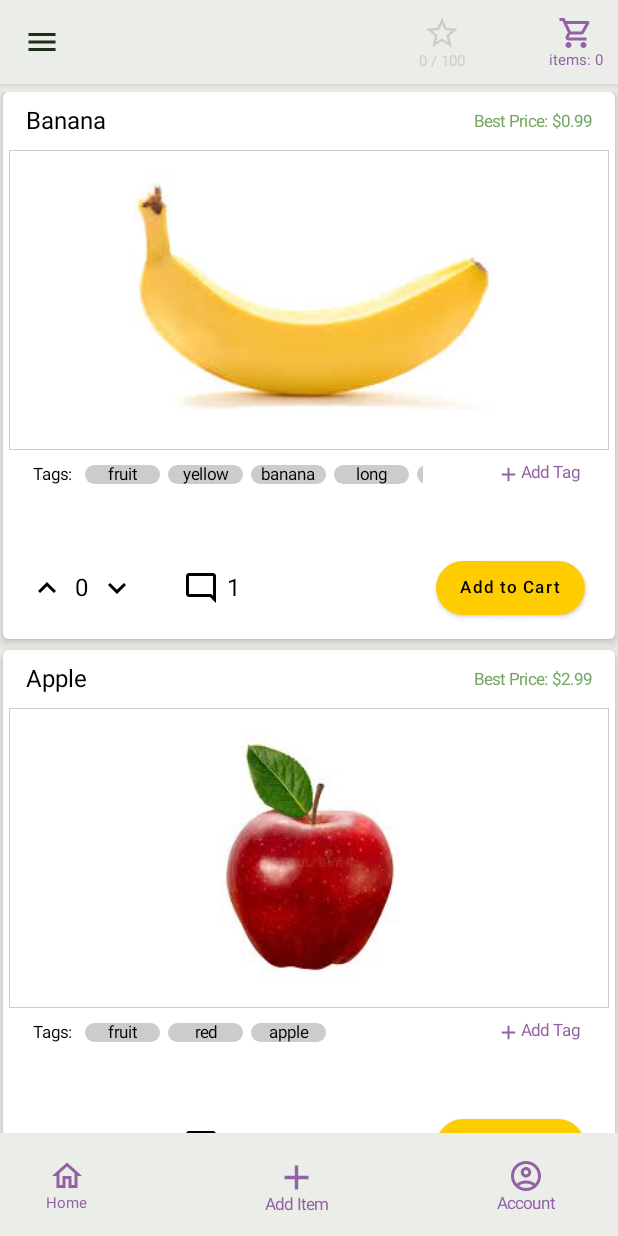
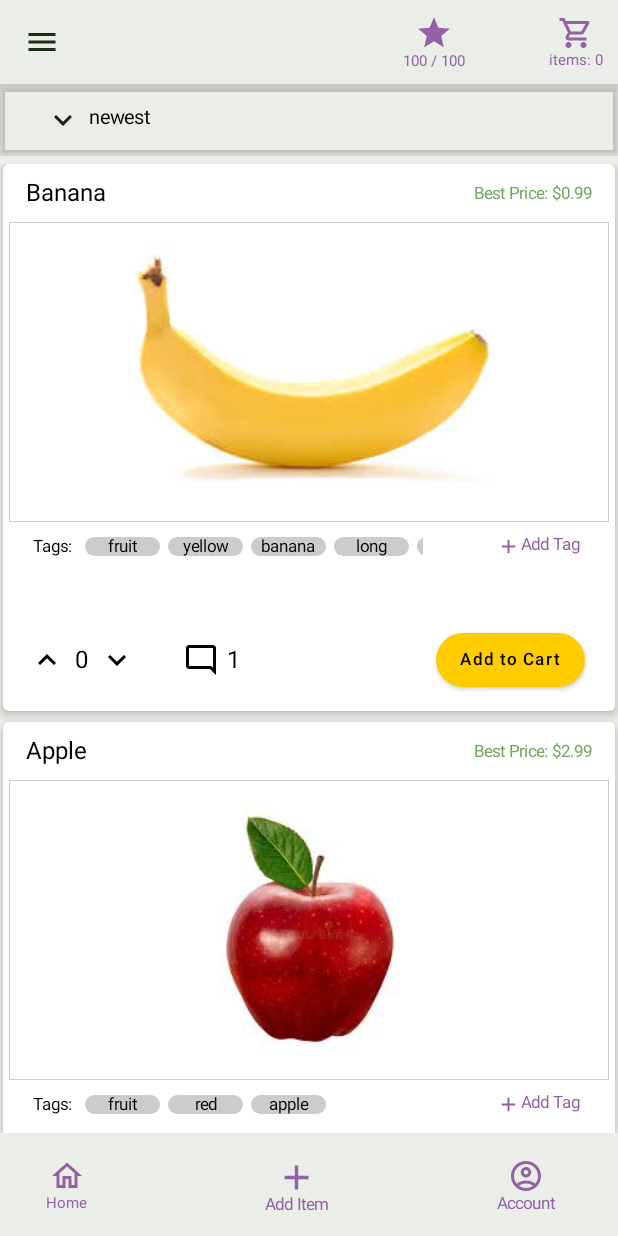
Before and after one commit to warmerhammer/crowdSourcedShoppingApp, an Android app built with Jetpack Compose: the screen it shows after launch (MainActivity), on a phone screen of 412 x 824 dp. Run offline under Robolectric (Android 15) with nearby library versions, the light colour scheme and no system bars; our stand-ins replace Dagger/Hilt's generated code.

Commit message:
Added ability to filter posts and master shopper points

```diff
--- a/app/src/main/java/com/warmerhammer/crowdsourceshoppingapp/MainActivity.kt
+++ b/app/src/main/java/com/warmerhammer/crowdsourceshoppingapp/MainActivity.kt
@@ -102,7 +102,7 @@ fun App(
                     selected = false,
                     onClick = {
                         viewModel.setCurrentPage("accountscreen")
-                        navController.navigate("${AccountScreen.route}/0")
+                        navController.navigate(AccountScreen.route)
                         scope.launch {
                             drawerState.close()
                         }
--- a/app/src/main/java/com/warmerhammer/crowdsourceshoppingapp/MainActivityViewModel.kt
+++ b/app/src/main/java/com/warmerhammer/crowdsourceshoppingapp/MainActivityViewModel.kt
@@ -1,47 +1,67 @@
 package com.warmerhammer.crowdsourceshoppingapp
 
 
-import android.util.Log
 import androidx.lifecycle.ViewModel
+import com.warmerhammer.crowdsourceshoppingapp.data.Account
 import com.warmerhammer.crowdsourceshoppingapp.data.Comment
 import com.warmerhammer.crowdsourceshoppingapp.data.GroceryItem
 import dagger.hilt.android.lifecycle.HiltViewModel
 import kotlinx.coroutines.flow.MutableStateFlow
 import kotlinx.coroutines.flow.StateFlow
-import kotlinx.coroutines.flow.asStateFlow
 import javax.inject.Inject
 
 @HiltViewModel
 class MainActivityViewModel @Inject constructor() : ViewModel() {
+    private val _account = MutableStateFlow(accounts[0])
+    val account: StateFlow<Account> = _account
+
+    val _masterShopperPoints = MutableStateFlow(account.value.points)
+    val masterShopperPoints: StateFlow<Int> = _masterShopperPoints
+
     private val _currentpage = MutableStateFlow("homescreen")
-    val currentpage: StateFlow<String> = _currentpage.asStateFlow()
+    val currentpage: StateFlow<String> = _currentpage
     fun setCurrentPage(destination: String) {
         _currentpage.value = destination
     }
 
-    private val _currentPoints = MutableStateFlow(0)
-    val currentPoints: StateFlow<Int> = _currentPoints.asStateFlow()
-    fun setCurrentPoints(points: Int) {
-        _currentPoints.value = points
+    private val _shoppingCartItems = MutableStateFlow(listOf<GroceryItem>())
+    val shoppingCartItems: StateFlow<List<GroceryItem>> = _shoppingCartItems
+
+    // List of Grocery Items - START
+    private val _items = MutableStateFlow(groceryItems)
+    val items: StateFlow<List<GroceryItem>> = _items
+    fun sortByNewest() {
+        _items.value = groceryItems.sortedByDescending { it.id }.toMutableList()
     }
 
-    private val _shoppingCartItems = MutableStateFlow(listOf<GroceryItem>())
-    val shoppingCartItems: StateFlow<List<GroceryItem>> = _shoppingCartItems.asStateFlow()
-    fun addShoppingCartItem(item: GroceryItem) {
-        _shoppingCartItems.value += item
+    fun sortByLeastVotes() {
+        _items.value = groceryItems.sortedBy { it.upvotes }.toMutableList()
     }
 
-    private val _items = MutableStateFlow(groceryItems)
-    val items: StateFlow<List<GroceryItem>> = _items.asStateFlow()
+    fun sortByMostVotes() {
+        _items.value = groceryItems.sortedByDescending { it.upvotes }.toMutableList()
+    }
     fun upvoteItem(item: GroceryItem) {
         val index = _items.value.indexOf(item)
-        _items.value[index].upvotes += 1
-        Log.i("MainActivityViewModel", "upvoteItem: ${_items.value[index].upvotes}")
+        groceryItems[index].upvotes += 1
+        _items.value = groceryItems
+        // update master shopper points
+        _masterShopperPoints.value = _masterShopperPoints.value.plus(1)
+        _account.value = _account.value.apply { points += 1 }
+
     }
-
     fun downvoteItem(item: GroceryItem) {
         val index = _items.value.indexOf(item)
         _items.value[index].upvotes -= 1
+        // update master shopper points
+        if (_account.value.points >= 0) {
+            _masterShopperPoints.value -= 1
+            _account.value = _account.value.apply { points -= 1 }
+        }
+    }
+
+    fun addShoppingCartItem(item: GroceryItem) {
+        _shoppingCartItems.value += item
     }
 
     fun getGroceryItem(id: Long): GroceryItem {
@@ -53,12 +73,16 @@ class MainActivityViewModel @Inject constructor() : ViewModel() {
         _items.value[index] = item
     }
 
+    // List of Grocery Items - END
+
+
     private val _comments = MutableStateFlow(savedComments)
-    val comments: StateFlow<List<Comment>> = _comments.asStateFlow()
+    val comments: StateFlow<List<Comment>> = _comments
 
     fun getComments(itemId: Long) {
         _comments.value = savedComments.filter { it.itemId == itemId }
     }
+
     fun addBlankComment(comment: Comment) {
         if (!_comments.value.last().isEditable) {
             savedComments += comment
@@ -72,15 +96,15 @@ class MainActivityViewModel @Inject constructor() : ViewModel() {
         _comments.value = savedComments
     }
 
-    fun  saveComment(commentText: String, commentId: Long) {
-        val index = _comments.value.indexOfFirst{it.commentId == commentId}
+    fun saveComment(commentText: String, commentId: Long) {
+        val index = _comments.value.indexOfFirst { it.commentId == commentId }
         savedComments[index].comment = commentText
         savedComments[index].isEditable = false
         _comments.value = savedComments
     }
 
     private val _tagsPerItem = MutableStateFlow(listOf<String>())
-    val tagsPerItem : StateFlow<List<String>> = _tagsPerItem.asStateFlow()
+    val tagsPerItem: StateFlow<List<String>> = _tagsPerItem
     fun addTagPerItem(itemId: Long, tag: String) {
         val index = groceryItems.indexOfFirst { it.id == itemId }
         groceryItems[index].tags.add(tag)
@@ -90,10 +114,12 @@ class MainActivityViewModel @Inject constructor() : ViewModel() {
     fun getTagsPerItem(itemId: Long) {
         _tagsPerItem.value = groceryItems.filter { it.id == itemId }[0].tags
     }
+
+
 }
 
 
-var groceryItems = arrayListOf<GroceryItem>(
+var groceryItems = mutableListOf<GroceryItem>(
     GroceryItem(
         name = "Banana",
         description = "A yellow fruit",
@@ -141,8 +167,26 @@ var savedComments = listOf(
         itemId = 0L,
         userId = 0
     ),
-    Comment("Lorem ipsum dolor sit amet, consectetur adipiscing elit, sed do eiusmod tempor incididunt ut labore et dolore magna aliqua. Ornare massa eget egestas purus viverra accumsan in nisl. Morbi tristique senectus et netus et malesuada fames ac turpis. Tincidunt lobortis feugiat vivamus at augue eget. Rhoncus aenean vel elit scelerisque mauris pellentesque pulvinar. Netus et malesuada fames ac turpis egestas sed. Tristique nulla aliquet enim tortor. Nisl nisi scelerisque eu ultrices vitae. Sed turpis tincidunt id aliquet risus feugiat. In fermentum et sollicitudin ac orci phasellus egestas tellus rutrum. Libero volutpat sed cras ornare arcu dui. In iaculis nunc sed augue lacus viverra vitae congue eu. Aenean sed adipiscing diam donec adipiscing tristique risus nec. Netus et malesuada fames ac turpis egestas. In ante metus dictum at. Ut placerat orci nulla pellentesque dignissim enim. Tincidunt vitae semper quis lectus nulla at volutpat diam ut.",
+    Comment(
+        "Lorem ipsum dolor sit amet, consectetur adipiscing elit, sed do eiusmod tempor incididunt ut labore et dolore magna aliqua. Ornare massa eget egestas purus viverra accumsan in nisl. Morbi tristique senectus et netus et malesuada fames ac turpis. Tincidunt lobortis feugiat vivamus at augue eget. Rhoncus aenean vel elit scelerisque mauris pellentesque pulvinar. Netus et malesuada fames ac turpis egestas sed. Tristique nulla aliquet enim tortor. Nisl nisi scelerisque eu ultrices vitae. Sed turpis tincidunt id aliquet risus feugiat. In fermentum et sollicitudin ac orci phasellus egestas tellus rutrum. Libero volutpat sed cras ornare arcu dui. In iaculis nunc sed augue lacus viverra vitae congue eu. Aenean sed adipiscing diam donec adipiscing tristique risus nec. Netus et malesuada fames ac turpis egestas. In ante metus dictum at. Ut placerat orci nulla pellentesque dignissim enim. Tincidunt vitae semper quis lectus nulla at volutpat diam ut.",
         itemId = 1L,
         userId = 1
     )
 )
+
+val accounts = listOf(
+    Account(
+        name = "John Doe",
+        email = "johndoe@gmail.com",
+        password = "password",
+        id = 0,
+        points = 100,
+    ),
+    Account(
+        name = "Jane Doe",
+        email = "janedoe@gmail.com",
+        password = "password",
+        id = 1,
+        points = 100,
+    )
+)
--- a/app/src/main/java/com/warmerhammer/crowdsourceshoppingapp/NavHost.kt
+++ b/app/src/main/java/com/warmerhammer/crowdsourceshoppingapp/NavHost.kt
@@ -26,8 +26,8 @@ fun NavHost(
     ) {
         composable(HomePage.route) {
             HomePage(
-                onNavigate = { destinaton, id ->
-                    when (destinaton) {
+                onNavigate = { destination, id ->
+                    when (destination) {
                         "ItemView" -> navController.navigate("${ItemView.route}/$id")
                         "TagScreen" -> navController.navigate("${TagScreen.route}/$id")
                     }
@@ -47,15 +47,9 @@ fun NavHost(
                 navController.navigate("${TagScreen.route}/$itemId")
             }
         }
-        composable(
-            route = AccountScreen.routeWithArgs,
-            arguments = AccountScreen.accountScreenArguments
-        ) { backStackEntry ->
+        composable(AccountScreen.route) {
             AccountScreenPage(
-                accountId = backStackEntry.arguments?.getInt(
-                    "accountId"
-                )!!,
-                mainActivityViewModel = viewModel
+                viewModel = viewModel
             )
         }
         composable(ShoppingCartScreen.route) {
@@ -72,7 +66,7 @@ fun NavHost(
 
         composable(
             route = TagScreen.routeWithArgs,
-            arguments = ItemView.arguments
+            arguments = TagScreen.arguments
         ) { backStackEntry ->
             TagScreen(
                 viewModel = viewModel,
--- a/app/src/main/java/com/warmerhammer/crowdsourceshoppingapp/ScreenDestinations.kt
+++ b/app/src/main/java/com/warmerhammer/crowdsourceshoppingapp/ScreenDestinations.kt
@@ -22,11 +22,6 @@ object ItemView : ScreenDestination {
 
 object AccountScreen : ScreenDestination {
     override val route = "accountscreen"
-    const val accountId = "accountId"
-    val routeWithArgs = "$route/{$accountId}"
-    val accountScreenArguments = listOf(
-        navArgument(accountId) { type = NavType.IntType }
-    )
 }
 
 object ShoppingCartScreen : ScreenDestination {
--- a/app/src/main/java/com/warmerhammer/crowdsourceshoppingapp/homepage/HomePage.kt
+++ b/app/src/main/java/com/warmerhammer/crowdsourceshoppingapp/homepage/HomePage.kt
@@ -1,16 +1,37 @@
 package com.warmerhammer.crowdsourceshoppingapp.homepage
 
 import androidx.compose.foundation.background
+import androidx.compose.foundation.border
 import androidx.compose.foundation.layout.Arrangement
 import androidx.compose.foundation.layout.Column
+import androidx.compose.foundation.layout.Row
+import androidx.compose.foundation.layout.fillMaxSize
+import androidx.compose.foundation.layout.fillMaxWidth
 import androidx.compose.foundation.layout.padding
 import androidx.compose.foundation.lazy.LazyColumn
+import androidx.compose.material.DropdownMenu
+import androidx.compose.material.DropdownMenuItem
+import androidx.compose.material.Icon
+import androidx.compose.material.IconButton
 import androidx.compose.material.MaterialTheme
+import androidx.compose.material.Text
+import androidx.compose.material.icons.Icons
+import androidx.compose.material.icons.outlined.KeyboardArrowDown
 import androidx.compose.runtime.Composable
 import androidx.compose.runtime.collectAsState
+import androidx.compose.runtime.getValue
+import androidx.compose.runtime.key
+import androidx.compose.runtime.mutableStateOf
+import androidx.compose.runtime.remember
+import androidx.compose.runtime.saveable.rememberSaveable
+import androidx.compose.runtime.setValue
 import androidx.compose.ui.Alignment
 import androidx.compose.ui.Modifier
+import androidx.compose.ui.draw.shadow
+import androidx.compose.ui.graphics.Color
+import androidx.compose.ui.text.style.TextAlign
 import androidx.compose.ui.unit.dp
+import androidx.compose.ui.unit.sp
 import androidx.lifecycle.viewmodel.compose.viewModel
 import com.warmerhammer.crowdsourceshoppingapp.MainActivityViewModel
 import com.warmerhammer.crowdsourceshoppingapp.ui.components.ItemCard
@@ -22,7 +43,72 @@ fun HomePage(
 ) {
     mainActivityViewModel.setCurrentPage("homescreen")
     val groceryItems = mainActivityViewModel.items.collectAsState()
+    Column(modifier = Modifier.fillMaxSize()) {
+        val recompose = remember { mutableStateOf(0) }
 
+        // filter bar
+        Row(
+            modifier = Modifier
+                .fillMaxWidth()
+                .shadow(elevation = 3.dp)
+                .padding(start = 20.dp),
+        ) {
+            val filterModes = listOf("newest", "least votes", "most votes")
+            var expanded by rememberSaveable { mutableStateOf(false) }
+            var selectedMode by rememberSaveable { mutableStateOf("newest") }
+
+            IconButton(onClick = { expanded = true }) {
+                Row(
+                    modifier = Modifier.padding(start = 10.dp),
+                    verticalAlignment = Alignment.CenterVertically,
+                    horizontalArrangement = Arrangement.spacedBy(5.dp)
+                ) {
+                    Icon(Icons.Outlined.KeyboardArrowDown, contentDescription = null)
+                    Text(
+                        modifier = Modifier.padding(bottom = 3.dp),
+                        text = selectedMode,
+                        color = MaterialTheme.colors.onSurface,
+                        fontSize = 13.sp,
+                        textAlign = TextAlign.Center
+                    )
+                }
+            }
+
+            DropdownMenu(
+                modifier = Modifier.background(color = MaterialTheme.colors.background),
+                expanded = expanded,
+                onDismissRequest = { expanded = false }) {
+                filterModes.forEach { mode ->
+                    DropdownMenuItem(
+                        modifier = Modifier
+                            .background(color = MaterialTheme.colors.background)
+                            .border(
+                                width = 1.dp,
+                                color = Color.White
+                            ),
+                        onClick = {
+                            expanded = false
+                            when (mode) {
+                                "newest" -> mainActivityViewModel.sortByNewest()
+                                "least votes" -> mainActivityViewModel.sortByLeastVotes()
+                                "most votes" -> mainActivityViewModel.sortByMostVotes()
+                            }
+                            selectedMode = mode
+                            recompose.value += 1
+                        }) {
+                        Text(
+                            modifier = Modifier.padding(horizontal = 10.dp),
+                            text = mode,
+                            textAlign = TextAlign.Center,
+                            fontSize = 13.sp,
+                        )
+                    }
+                }
+            }
+        }
+
+        // Vertically scrolling list of individual posts
+        key(recompose.value) {
             LazyColumn(
                 Modifier
                     .background(color = MaterialTheme.colors.background)
@@ -32,6 +118,7 @@ fun HomePage(
             ) {
                 items(groceryItems.value.size) { index ->
                     val currentItem = groceryItems.value[index]
+                    val numberOfUpVotes = remember { mutableStateOf(currentItem.upvotes) }
                     val numberOfComments =
                         mainActivityViewModel.comments.collectAsState().value.filter { comment ->
                             comment.itemId == currentItem.id
@@ -41,15 +128,26 @@ fun HomePage(
                         verticalArrangement = Arrangement.Center,
                     ) {
                         ItemCard(
+                            numberOfUpVotes = numberOfUpVotes,
                             numberOfComments = numberOfComments,
                             groceryItem = currentItem,
                             onNavigate = { onNavigate("ItemView", "${currentItem.id}") },
                             addItemClick = { mainActivityViewModel.addShoppingCartItem(currentItem) },
-                    upvoteItem = { mainActivityViewModel.upvoteItem(currentItem) },
-                    downvoteItem = { mainActivityViewModel.downvoteItem(currentItem) },
+                            upvoteItem = {
+                                mainActivityViewModel.upvoteItem(currentItem)
+                                numberOfUpVotes.value += 1
+                            },
+                            downvoteItem = {
+                                mainActivityViewModel.downvoteItem(currentItem)
+                                numberOfUpVotes.value -= 1
+                            },
                             onAddTag = { onNavigate("TagScreen", "${currentItem.id}") },
                         )
+                    }
+
                 }
             }
         }
     }
+
+}
--- a/app/src/main/java/com/warmerhammer/crowdsourceshoppingapp/mainscreen/MainScreen.kt
+++ b/app/src/main/java/com/warmerhammer/crowdsourceshoppingapp/mainscreen/MainScreen.kt
@@ -49,7 +49,7 @@ fun MainScreen(
 ) {
 
     val currentPage = viewModel.currentpage.collectAsState()
-    val currentPoints = viewModel.currentPoints.collectAsState()
+    val masterShopperPoints = viewModel.masterShopperPoints.collectAsState()
     val shoppingCartItems = viewModel.shoppingCartItems.collectAsState()
     val coroutineScope = rememberCoroutineScope()
 
@@ -85,14 +85,14 @@ fun MainScreen(
                         horizontalAlignment = Alignment.CenterHorizontally
                     ) {
                         Icon(
-                            painter = painterResource(R.drawable.ic_outline_star_outline_24),
+                            painter = painterResource(R.drawable.baseline_star_24),
                             contentDescription = null,
-                            tint = Color.LightGray,
+                            tint = MaterialTheme.colors.secondary,
                             modifier = Modifier.size(25.dp)
                         )
                         Text(
-                            text = "${currentPoints.value} / 100",
-                            color = if (currentPoints.value >= 100) MaterialTheme.colors.onSurface else Color.LightGray,
+                            text = "${masterShopperPoints.value} / 100",
+                            color = if (masterShopperPoints.value >= 100) MaterialTheme.colors.secondary else Color.LightGray,
                             fontSize = 10.sp,
                             textAlign = TextAlign.Center,
                         )
@@ -186,7 +186,7 @@ fun MainScreen(
 
                     IconButton(onClick = {
                         // TODO: change from dummy account selection
-                        navController.navigate("${AccountScreen.route}/0")
+                        navController.navigate(AccountScreen.route)
                         viewModel.setCurrentPage("accountscreen")
                     }) {
                         Column(
--- a/app/src/main/java/com/warmerhammer/crowdsourceshoppingapp/ui/components/ItemCard.kt
+++ b/app/src/main/java/com/warmerhammer/crowdsourceshoppingapp/ui/components/ItemCard.kt
@@ -1,5 +1,6 @@
 package com.warmerhammer.crowdsourceshoppingapp.ui.components
 
+import android.util.Log
 import androidx.compose.foundation.BorderStroke
 import androidx.compose.foundation.background
 import androidx.compose.foundation.border
@@ -25,8 +26,7 @@ import androidx.compose.material.icons.Icons
 import androidx.compose.material.icons.outlined.KeyboardArrowDown
 import androidx.compose.material.icons.outlined.KeyboardArrowUp
 import androidx.compose.runtime.Composable
-import androidx.compose.runtime.mutableStateOf
-import androidx.compose.runtime.saveable.rememberSaveable
+import androidx.compose.runtime.MutableState
 import androidx.compose.ui.Alignment
 import androidx.compose.ui.Modifier
 import androidx.compose.ui.graphics.Color
@@ -44,6 +44,7 @@ import com.warmerhammer.crowdsourceshoppingapp.data.GroceryItem
 
 @Composable
 fun ItemCard(
+    numberOfUpVotes: MutableState<Int>,
     numberOfComments: Int,
     groceryItem: GroceryItem,
     onNavigate: () -> Unit,
@@ -53,8 +54,7 @@ fun ItemCard(
     onAddTag: () -> Unit
 ) {
 
-    val upvotes = rememberSaveable { mutableStateOf(groceryItem.upvotes) }
-
+    Log.i("numberOfUpvotes", "${numberOfUpVotes.value}")
     Card(
         backgroundColor = Color.White,
         elevation = 4.dp,
@@ -109,7 +109,7 @@ fun ItemCard(
                     verticalAlignment = Alignment.Top,
                     horizontalArrangement = Arrangement.SpaceBetween
                 ) {
-                    Row (
+                    Row(
                         modifier = Modifier.width(260.dp)
                     ) {
                         Text(
@@ -149,9 +149,9 @@ fun ItemCard(
                             .offset(y = (-18).dp),
                         onClick = { onAddTag() }
                     ) {
-                        Row (
+                        Row(
                             modifier = Modifier.padding(end = 3.dp)
-                        ){
+                        ) {
                             Icon(
                                 painter = painterResource(R.drawable.ic_baseline_add_24),
                                 contentDescription = null,
@@ -184,9 +184,8 @@ fun ItemCard(
                         IconButton(
                             modifier = Modifier.offset(x = (-5).dp),
                             onClick = {
-                            upvoteItem()
-                            upvotes.value += 1
-                        }) {
+                                upvoteItem()
+                            }) {
                             Icon(
                                 Icons.Outlined.KeyboardArrowUp,
                                 contentDescription = null,
@@ -195,16 +194,15 @@ fun ItemCard(
                         }
                         Text(
                             modifier = Modifier.offset(x = (-10).dp),
-                            text = "${upvotes.value}",
+                            text = "${numberOfUpVotes.value}",
                             color = MaterialTheme.colors.onBackground,
                             textAlign = TextAlign.Start
                         )
                         IconButton(
                             modifier = Modifier.offset(x = (-15).dp),
                             onClick = {
-                            downvoteItem()
-                            upvotes.value -= 1
-                        }) {
+                                downvoteItem()
+                            }) {
                             Icon(
                                 Icons.Outlined.KeyboardArrowDown,
                                 contentDescription = null,
@@ -256,4 +254,5 @@ fun ItemCard(
 
         }
     )
+
 }
--- /dev/null
+++ b/app/src/main/res/drawable/baseline_star_24.xml
@@ -0,0 +1,5 @@
+<vector android:height="24dp" android:tint="#9361A5"
+    android:viewportHeight="24" android:viewportWidth="24"
+    android:width="24dp" xmlns:android="http://schemas.android.com/apk/res/android">
+    <path android:fillColor="@android:color/white" android:pathData="M12,17.27L18.18,21l-1.64,-7.03L22,9.24l-7.19,-0.61L12,2 9.19,8.63 2,9.24l5.46,4.73L5.82,21z"/>
+</vector>
```
Also changed, not shown: app/src/main/java/com/warmerhammer/crowdsourceshoppingapp/accountscreen/AccountScreen.kt (+14 -25 lines), app/src/main/java/com/warmerhammer/crowdsourceshoppingapp/itemview/ItemView.kt (+11 -3 lines). Lines whose indentation alone changed are shown as unchanged.
